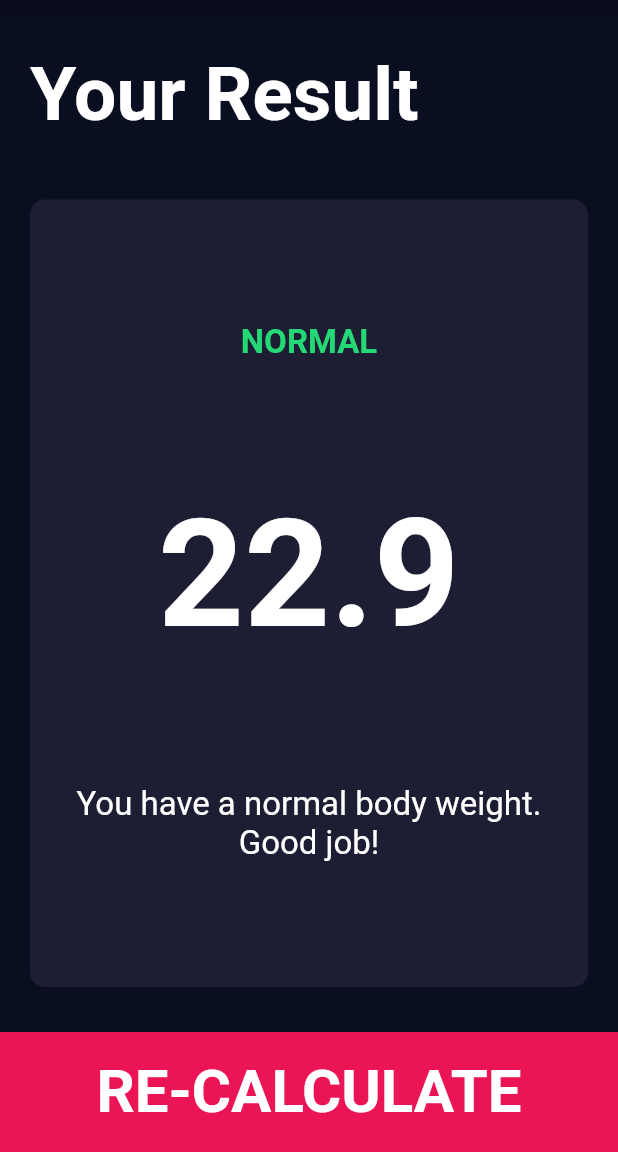
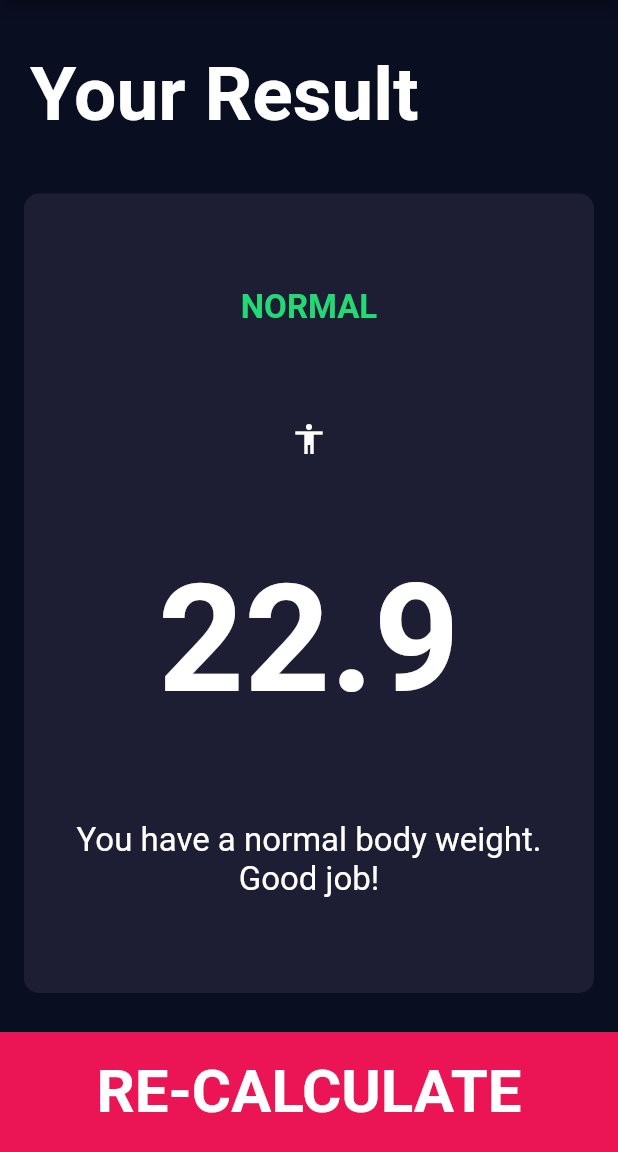
Before and after one commit to whoamins/BMI_calculator, a Flutter app: the screen it shows after launch, after a tap on "CALCULATE", on a phone screen of 412 x 824 dp, the part 84-1236 px from its top. Run offline on Flutter 3.47's test engine with Material 2 defaults, Android fonts, the phone set to English and light mode, and no system bars; drawn by our look-alikes of animated_text_kit; our stand-ins replace font_awesome_flutter; Roboto replaces fonts that are missing (Horizon).

Commit message:
Add icon for result page

```diff
--- a/lib/screens/result_page.dart
+++ b/lib/screens/result_page.dart
@@ -4,10 +4,11 @@ import 'package:bmi_calculator/widgets/main_card.dart';
 import 'package:flutter/material.dart';
 
 class ResultsPage extends StatelessWidget {
-  ResultsPage(
-      {@required this.bmiResult,
-      @required this.resultText,
-      @required this.interpretation});
+  ResultsPage({
+    @required this.bmiResult,
+    @required this.resultText,
+    @required this.interpretation,
+  });
 
   final String bmiResult;
   final String resultText;
@@ -38,7 +39,7 @@ class ResultsPage extends StatelessWidget {
           Expanded(
             flex: 5,
             child: Padding(
-              padding: EdgeInsets.all(5.0),
+              padding: EdgeInsets.all(1.0),
               child: MainCard(
                 color: kActiveCardColor,
                 cardChild: Column(
@@ -49,6 +50,7 @@ class ResultsPage extends StatelessWidget {
                       resultText.toUpperCase(),
                       style: kResultTextStyle,
                     ),
+                    Icon (Icons.accessibility),
                     Text(
                       bmiResult,
                       style: kBMITextStyle,
--- a/lib/widgets/bottom_button.dart
+++ b/lib/widgets/bottom_button.dart
@@ -1,9 +1,4 @@
-import 'dart:async';
-import 'dart:io';
-
 import 'package:animated_text_kit/animated_text_kit.dart';
-import 'package:bmi_calculator/main.dart';
-import 'package:bmi_calculator/screens/input_page.dart';
 import 'package:bmi_calculator/utils/constants.dart';
 import 'package:flutter/material.dart';
 
```
